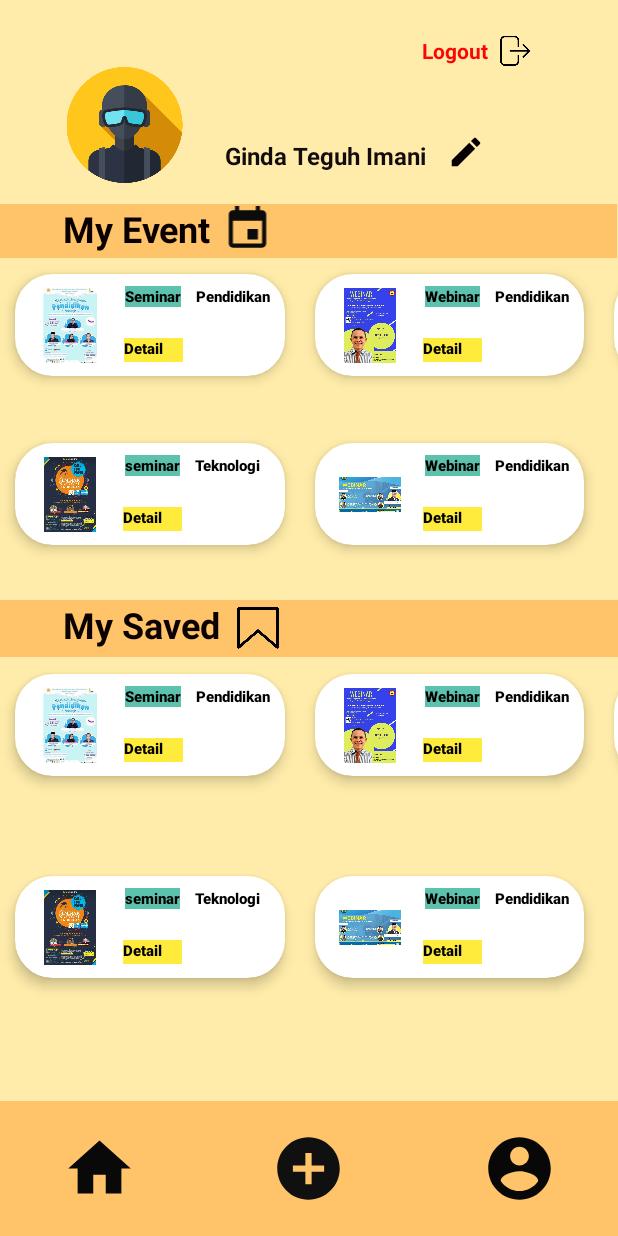
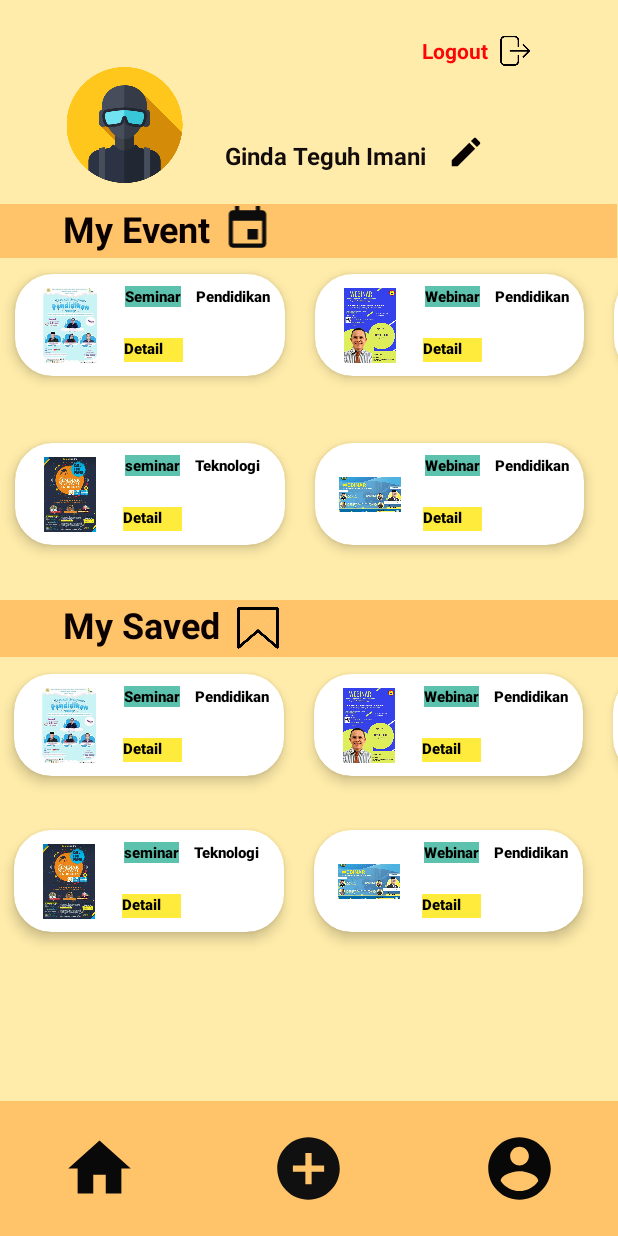
Before and after one commit to auroraufa/Smart-Hunter, an Android app: the Account screen opened directly, with no data from a screen before it, on a phone screen of 412 x 824 dp. Run offline under Robolectric (Android 15) with nearby library versions, the phone set to English and light mode, and no system bars.

Commit message:
ubah dikit

```diff
--- a/app/src/main/res/layout/activity_account.xml
+++ b/app/src/main/res/layout/activity_account.xml
@@ -181,8 +181,8 @@
 
     <androidx.recyclerview.widget.RecyclerView
         android:id="@+id/saved_list"
-        android:layout_width="match_parent"
-        android:layout_height="270dp"
+        android:layout_width="415dp"
+        android:layout_height="208dp"
         android:layout_marginTop="1dp"
         android:layout_marginBottom="1dp"
         app:layout_constraintBottom_toTopOf="@+id/add3"
```
